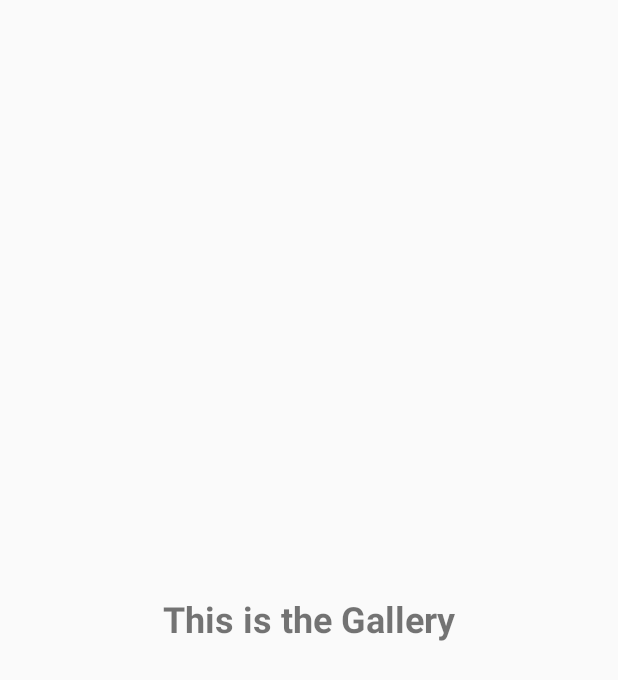
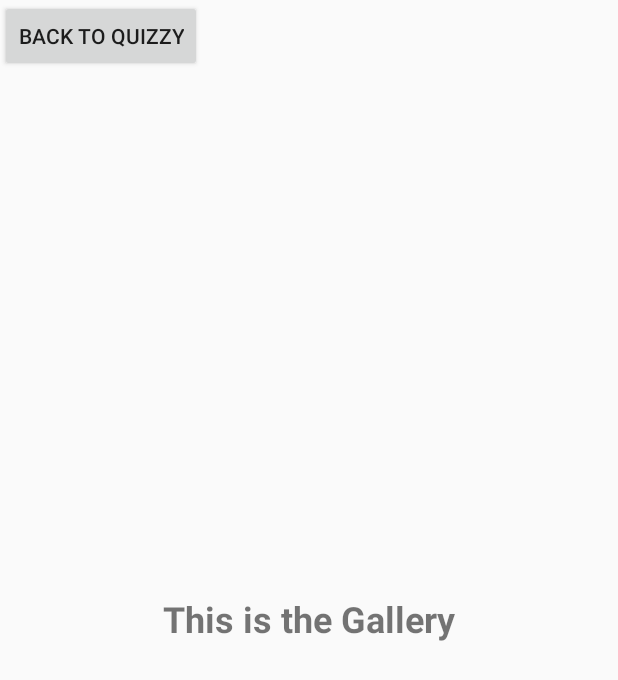
Before and after one commit to 667020/DAT153, an Android app: the screen it shows after launch (GalleryActivity), after a tap on "GALLERY", on a phone screen of 412 x 824 dp. Shown: the top 680 px of the screen. Run offline under Robolectric (Android 15) with nearby library versions, the phone set to English and light mode, and no system bars.

```diff
--- a/app/build.gradle.kts
+++ b/app/build.gradle.kts
@@ -15,7 +15,9 @@ android {
 
         testInstrumentationRunner = "androidx.test.runner.AndroidJUnitRunner"
     }
-
+    buildFeatures{
+        viewBinding = true
+    }
     buildTypes {
         release {
             isMinifyEnabled = false
--- a/app/src/main/java/com/hvl/no/dat153_obllig1_quizzy/GalleryActivity.java
+++ b/app/src/main/java/com/hvl/no/dat153_obllig1_quizzy/GalleryActivity.java
@@ -8,13 +8,19 @@ import androidx.core.graphics.Insets;
 import androidx.core.view.ViewCompat;
 import androidx.core.view.WindowInsetsCompat;
 
+import com.hvl.no.dat153_obllig1_quizzy.databinding.ActivityGalleryBinding;
+
 public class GalleryActivity extends AppCompatActivity {
+    private ActivityGalleryBinding binding;
 
     @Override
     protected void onCreate(Bundle savedInstanceState) {
         super.onCreate(savedInstanceState);
-        EdgeToEdge.enable(this);
-        setContentView(R.layout.activity_gallery);
+        binding = ActivityGalleryBinding.inflate(getLayoutInflater());
+        setContentView(binding.getRoot());
+
+        binding.btnGalleryBack.setOnClickListener(v -> finish());
+
         ViewCompat.setOnApplyWindowInsetsListener(findViewById(R.id.main), (v, insets) -> {
             Insets systemBars = insets.getInsets(WindowInsetsCompat.Type.systemBars());
             v.setPadding(systemBars.left, systemBars.top, systemBars.right, systemBars.bottom);
--- a/app/src/main/java/com/hvl/no/dat153_obllig1_quizzy/MainActivity.java
+++ b/app/src/main/java/com/hvl/no/dat153_obllig1_quizzy/MainActivity.java
@@ -11,23 +11,22 @@ import androidx.core.graphics.Insets;
 import androidx.core.view.ViewCompat;
 import androidx.core.view.WindowInsetsCompat;
 
+import com.hvl.no.dat153_obllig1_quizzy.databinding.ActivityMainBinding;
+
 public class MainActivity extends AppCompatActivity {
+    private ActivityMainBinding binding;
 
     @Override
     protected void onCreate(Bundle savedInstanceState) {
         super.onCreate(savedInstanceState);
-        EdgeToEdge.enable(this);
-        setContentView(R.layout.activity_main);
+        binding = ActivityMainBinding.inflate(getLayoutInflater());
+        setContentView(binding.getRoot());
 
-        Button galleryButton = findViewById(R.id.btnGallery);
+        binding.btnGallery.setOnClickListener(v -> {
+            Intent intent = new Intent(MainActivity.this, GalleryActivity.class);
+            startActivity(intent);
+        });
 
-        galleryButton.setOnClickListener(new View.OnClickListener() {
-            @Override
-            public void onClick(View v) {
-                Intent intent = new Intent(MainActivity.this, GalleryActivity.class);
-                startActivity(intent);
-            }
-        });
 
         ViewCompat.setOnApplyWindowInsetsListener(findViewById(R.id.main), (v, insets) -> {
             Insets systemBars = insets.getInsets(WindowInsetsCompat.Type.systemBars());
--- a/app/src/main/res/layout/activity_gallery.xml
+++ b/app/src/main/res/layout/activity_gallery.xml
@@ -19,4 +19,13 @@
         app:layout_constraintEnd_toEndOf="parent"
         app:layout_constraintBottom_toBottomOf="parent"/>
 
+    <Button
+        android:id="@+id/btnGalleryBack"
+        android:layout_width="wrap_content"
+        android:layout_height="wrap_content"
+        android:text="Back to quizzy"
+        app:layout_constraintTop_toTopOf="parent"
+        app:layout_constraintStart_toStartOf="parent"
+        />
+
 </androidx.constraintlayout.widget.ConstraintLayout>
```
Also changed, not shown: app/src/main/res/drawable/duck.jpg (added), app/src/main/res/drawable/mario.jpg (added), app/src/main/res/drawable/pig.jpg (added).
